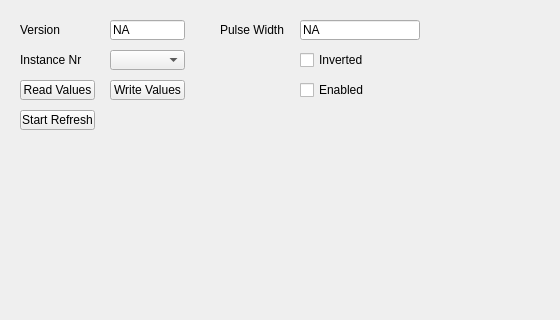
The window that UCM/Library/UniversalConfigurationManager/PpsMasterTab/Ucm_PpsMasterTab.ui (NetTimeLogic/UniversalConfigurationManager) describes before a commit, drawn with Qt 5; both pictures show x 0 to 560 and y 0 to 320 of the 1374 by 774 pixel window.
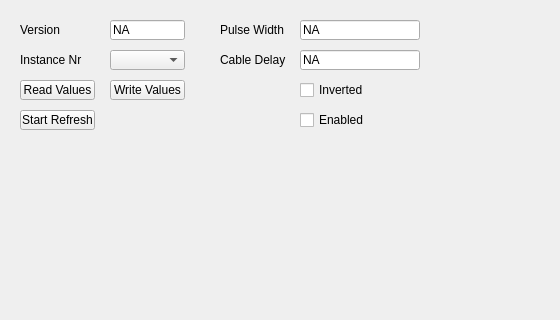
The same window after the commit.

Diff of the .ui file:
```diff
--- a/UCM/Library/UniversalConfigurationManager/PpsMasterTab/Ucm_PpsMasterTab.ui
+++ b/UCM/Library/UniversalConfigurationManager/PpsMasterTab/Ucm_PpsMasterTab.ui
@@ -88,7 +88,7 @@
    <property name="geometry">
     <rect>
      <x>300</x>
-     <y>80</y>
+     <y>110</y>
      <width>80</width>
      <height>20</height>
     </rect>
@@ -140,7 +140,7 @@
    <property name="geometry">
     <rect>
      <x>300</x>
-     <y>50</y>
+     <y>80</y>
      <width>80</width>
      <height>20</height>
     </rect>
@@ -162,6 +162,32 @@
     <string>Version</string>
    </property>
   </widget>
+  <widget class="QLabel" name="PpsMasterCableDelayLabel">
+   <property name="geometry">
+    <rect>
+     <x>220</x>
+     <y>50</y>
+     <width>80</width>
+     <height>20</height>
+    </rect>
+   </property>
+   <property name="text">
+    <string>Cable Delay</string>
+   </property>
+  </widget>
+  <widget class="QLineEdit" name="PpsMasterCableDelayValue">
+   <property name="geometry">
+    <rect>
+     <x>300</x>
+     <y>50</y>
+     <width>120</width>
+     <height>20</height>
+    </rect>
+   </property>
+   <property name="text">
+    <string>NA</string>
+   </property>
+  </widget>
  </widget>
  <resources/>
  <connections/>
```
